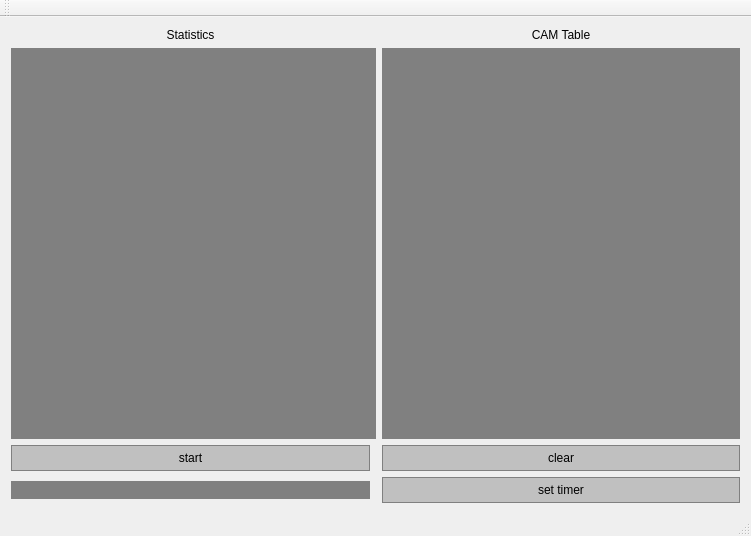
Before: the Qt Designer form software-multilayer-switch/MainWindow.ui in Matovic/software-multilayer-switch, drawn with Qt 5.
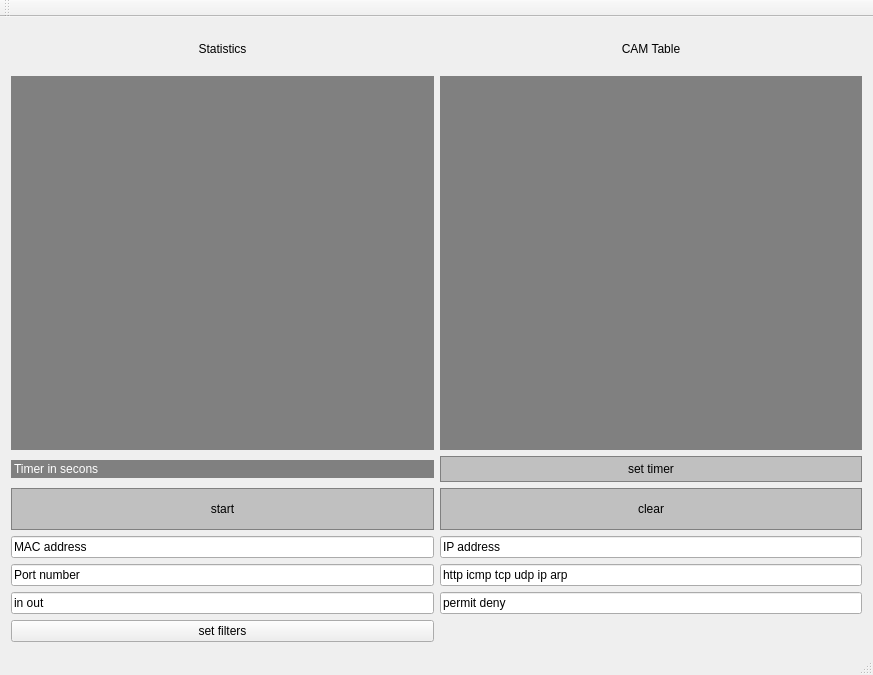
After: the same form once the commit is applied.

Commit message: Add filter choices

Diff of the .ui file:
```diff
--- a/software-multilayer-switch/MainWindow.ui
+++ b/software-multilayer-switch/MainWindow.ui
@@ -6,8 +6,8 @@
    <rect>
     <x>0</x>
     <y>0</y>
-    <width>751</width>
-    <height>536</height>
+    <width>873</width>
+    <height>675</height>
    </rect>
   </property>
   <property name="windowTitle">
@@ -15,7 +15,7 @@
   </property>
   <widget class="QWidget" name="centralWidget">
    <layout class="QGridLayout" name="gridLayout">
-    <item row="2" column="0">
+    <item row="14" column="0">
      <widget class="QPushButton" name="startButton">
       <property name="sizePolicy">
        <sizepolicy hsizetype="Expanding" vsizetype="Preferred">
@@ -40,20 +40,7 @@
       </property>
      </widget>
     </item>
-    <item row="0" column="2">
-     <widget class="QLabel" name="camTableLabel">
-      <property name="layoutDirection">
-       <enum>Qt::LeftToRight</enum>
-      </property>
-      <property name="text">
-       <string>CAM Table</string>
-      </property>
-      <property name="alignment">
-       <set>Qt::AlignCenter</set>
-      </property>
-     </widget>
-    </item>
-    <item row="1" column="0" colspan="2">
+    <item row="4" column="0" rowspan="8">
      <widget class="QTextEdit" name="statisticsDisplay">
       <property name="sizePolicy">
        <sizepolicy hsizetype="Preferred" vsizetype="Expanding">
@@ -72,61 +59,21 @@
       </property>
      </widget>
     </item>
-    <item row="0" column="0">
-     <widget class="QLabel" name="statisticsLabel">
+    <item row="17" column="2">
+     <widget class="QLineEdit" name="filterSetIPLineEdit">
       <property name="text">
-       <string>Statistics</string>
+       <string>IP address</string>
       </property>
-      <property name="alignment">
-       <set>Qt::AlignCenter</set>
-      </property>
      </widget>
     </item>
-    <item row="2" column="2">
-     <widget class="QPushButton" name="clearButton">
-      <property name="sizePolicy">
-       <sizepolicy hsizetype="Expanding" vsizetype="Preferred">
-        <horstretch>0</horstretch>
-        <verstretch>0</verstretch>
-       </sizepolicy>
-      </property>
-      <property name="styleSheet">
-       <string notr="true">QPushButton {
-     background-color: #C0C0C0; border: 1px solid gray;
-	border-radius: 0px;
-	padding: 5px;
-}
-QPushButton:pressed {
-    background-color: #A9A9A9; border: 1px solid gray;
-	border-radius: 0px;
-	padding: 5px;
-}</string>
-      </property>
+    <item row="19" column="0">
+     <widget class="QLineEdit" name="filterIOLineEdit">
       <property name="text">
-       <string>clear</string>
+       <string>in out</string>
       </property>
      </widget>
     </item>
-    <item row="1" column="2">
-     <widget class="QTextEdit" name="camTableDisplay">
-      <property name="sizePolicy">
-       <sizepolicy hsizetype="Preferred" vsizetype="Expanding">
-        <horstretch>0</horstretch>
-        <verstretch>0</verstretch>
-       </sizepolicy>
-      </property>
-      <property name="styleSheet">
-       <string notr="true">QTextEdit {
-     background-color: gray; border: 1px solid gray;
-	color: #ffffff;
-}</string>
-      </property>
-      <property name="readOnly">
-       <bool>true</bool>
-      </property>
-     </widget>
-    </item>
-    <item row="3" column="0">
+    <item row="12" column="0">
      <widget class="QLineEdit" name="setTimerLineEdit">
       <property name="styleSheet">
        <string notr="true">QLineEdit {
@@ -134,9 +81,51 @@
 	color: #ffffff;
 }</string>
       </property>
+      <property name="text">
+       <string>Timer in secons</string>
+      </property>
      </widget>
     </item>
-    <item row="3" column="2">
+    <item row="17" column="0">
+     <widget class="QLineEdit" name="filterSetMACLineEdit">
+      <property name="text">
+       <string>MAC address</string>
+      </property>
+     </widget>
+    </item>
+    <item row="14" column="2">
+     <widget class="QPushButton" name="clearButton">
+      <property name="sizePolicy">
+       <sizepolicy hsizetype="Expanding" vsizetype="Preferred">
+        <horstretch>0</horstretch>
+        <verstretch>0</verstretch>
+       </sizepolicy>
+      </property>
+      <property name="styleSheet">
+       <string notr="true">QPushButton {
+     background-color: #C0C0C0; border: 1px solid gray;
+	border-radius: 0px;
+	padding: 5px;
+}
+QPushButton:pressed {
+    background-color: #A9A9A9; border: 1px solid gray;
+	border-radius: 0px;
+	padding: 5px;
+}</string>
+      </property>
+      <property name="text">
+       <string>clear</string>
+      </property>
+     </widget>
+    </item>
+    <item row="18" column="2">
+     <widget class="QLineEdit" name="filterProtocolLineEdit">
+      <property name="text">
+       <string>http icmp tcp udp ip arp</string>
+      </property>
+     </widget>
+    </item>
+    <item row="12" column="2">
      <widget class="QPushButton" name="setTimerButton">
       <property name="styleSheet">
        <string notr="true">QPushButton {
@@ -155,6 +144,69 @@
       </property>
      </widget>
     </item>
+    <item row="4" column="2" rowspan="8">
+     <widget class="QTextEdit" name="camTableDisplay">
+      <property name="sizePolicy">
+       <sizepolicy hsizetype="Preferred" vsizetype="Expanding">
+        <horstretch>0</horstretch>
+        <verstretch>0</verstretch>
+       </sizepolicy>
+      </property>
+      <property name="styleSheet">
+       <string notr="true">QTextEdit {
+     background-color: gray; border: 1px solid gray;
+	color: #ffffff;
+}</string>
+      </property>
+      <property name="readOnly">
+       <bool>true</bool>
+      </property>
+     </widget>
+    </item>
+    <item row="18" column="0">
+     <widget class="QLineEdit" name="filterSetPortLineEdit">
+      <property name="text">
+       <string>Port number</string>
+      </property>
+     </widget>
+    </item>
+    <item row="0" column="0">
+     <widget class="QLabel" name="statisticsLabel">
+      <property name="text">
+       <string>Statistics</string>
+      </property>
+      <property name="alignment">
+       <set>Qt::AlignCenter</set>
+      </property>
+     </widget>
+    </item>
+    <item row="0" column="2">
+     <widget class="QLabel" name="camTableLabel">
+      <property name="layoutDirection">
+       <enum>Qt::LeftToRight</enum>
+      </property>
+      <property name="text">
+       <string>CAM Table</string>
+      </property>
+      <property name="alignment">
+       <set>Qt::AlignCenter</set>
+      </property>
+     </widget>
+    </item>
+    <item row="20" column="0">
+     <widget class="QPushButton" name="filterSetButton">
+      <property name="text">
+       <string>set filters</string>
+      </property>
+     </widget>
+    </item>
+    <item row="19" column="2">
+     <widget class="QLineEdit" name="filterPermitDenyLineEdit">
+      <property name="text">
+       <string>permit deny</string>
+      </property>
+     </widget>
+    </item>
    </layout>
   </widget>
   <widget class="QMenuBar" name="menuBar">
@@ -162,7 +214,7 @@
     <rect>
      <x>0</x>
      <y>0</y>
-     <width>751</width>
+     <width>873</width>
      <height>26</height>
     </rect>
    </property>
```
The commit also changes 4 other files.
